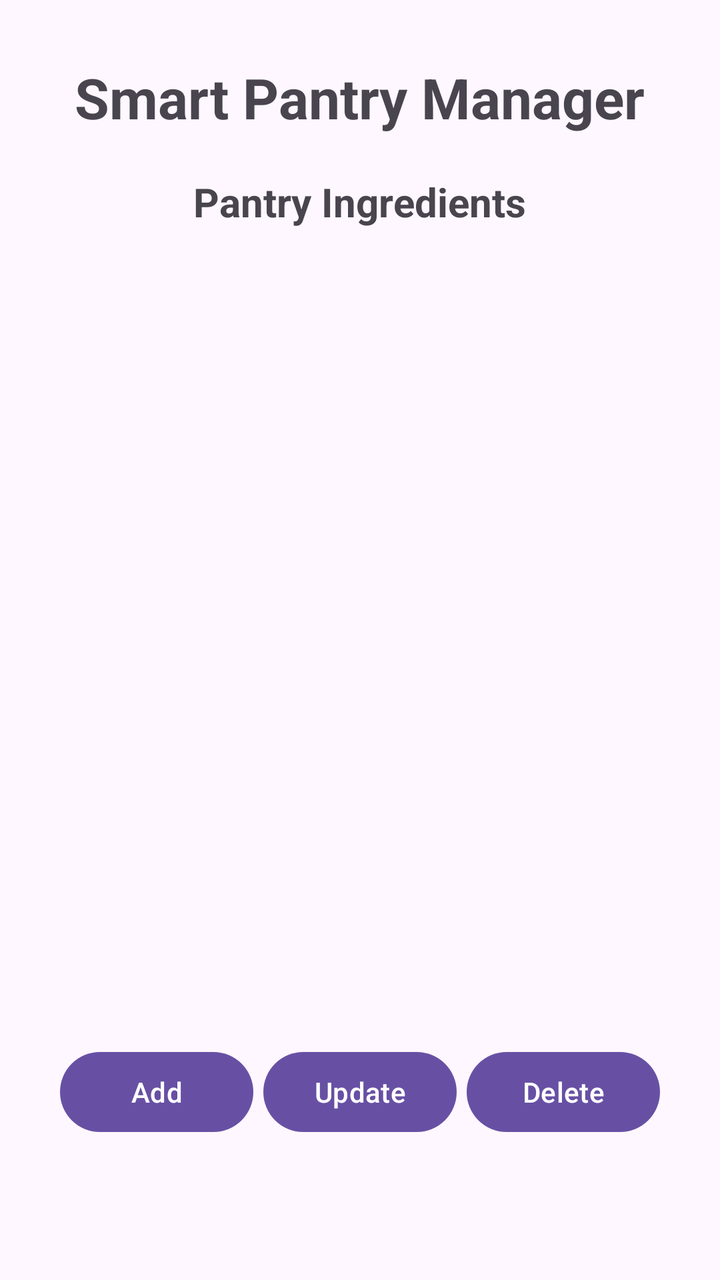
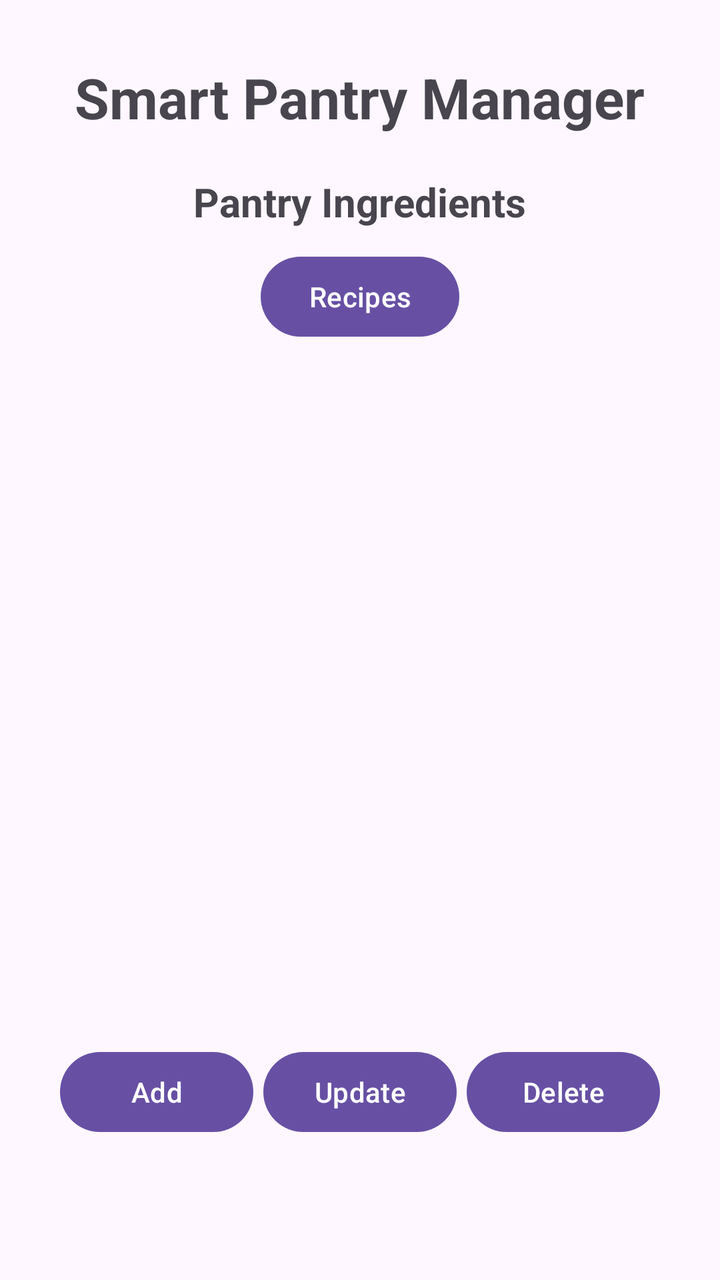

Two renders of the same Android screen: before a commit and after it. Below are the layout's source before the change and the commit's diff.
<!-- AndroidManifest.xml: application theme Theme.SmartPantryManager -->
<!-- res/layout/activity_main.xml -->
<?xml version="1.0" encoding="utf-8"?>
<LinearLayout xmlns:android="http://schemas.android.com/apk/res/android"
    xmlns:app="http://schemas.android.com/apk/res-auto"
    xmlns:tools="http://schemas.android.com/tools"
    android:id="@+id/main"
    android:orientation="vertical"
    android:gravity="center"
    android:padding="30dp"
    android:layout_width="match_parent"
    android:layout_height="match_parent"
    tools:context=".MainActivity">

    <TextView
        android:id="@+id/Title"
        android:text="Smart Pantry Manager"
        android:textSize="28sp"
        android:textStyle="bold"
        android:layout_marginBottom="20dp"
        android:layout_width="wrap_content"
        android:layout_height="wrap_content" />

    <TextView
        android:id="@+id/Pantry"
        android:text="Pantry Ingredients"
        android:textSize="20sp"
        android:textStyle="bold"
        android:layout_marginBottom="10dp"
        android:layout_width="wrap_content"
        android:layout_height="wrap_content" />

    <androidx.recyclerview.widget.RecyclerView
        android:id="@+id/recyclerIngredients"
        android:layout_weight="1"
        android:layout_width="match_parent"
        android:layout_height="0dp" />

    <LinearLayout
        android:orientation="horizontal"
        android:layout_marginBottom="20dp"
        android:layout_width="match_parent"
        android:layout_height="wrap_content">
    <Button
        android:id="@+id/btnAddIngredient"
        android:text="Add"
        android:layout_marginBottom="20dp"
        android:layout_marginEnd="5dp"
        android:layout_width="0dp"
        android:layout_height="wrap_content"
        android:layout_weight="1"/>
    <Button
        android:id="@+id/btnUpdateIngredient"
        android:text="Update"
        android:layout_marginBottom="20dp"
        android:layout_marginEnd="5dp"
        android:layout_width="0dp"
        android:layout_height="wrap_content"
        android:layout_weight="1"/>
    <Button
        android:id="@+id/btnDeleteIngredient"
        android:text="Delete"
        android:layout_marginBottom="20dp"
        android:layout_width="0dp"
        android:layout_height="wrap_content"
        android:layout_weight="1"/>

    </LinearLayout>

</LinearLayout>
<!-- resources referenced by this layout -->
<resources>
  <style name="Theme.SmartPantryManager" parent="Base.Theme.SmartPantryManager" />
  <style name="Base.Theme.SmartPantryManager" parent="Theme.Material3.DayNight.NoActionBar">
          
          
      </style>
</resources>

<!-- the commit's change to res/layout/activity_main.xml (unified diff, before → after) -->
@@ -21,12 +21,19 @@
 
     <TextView
         android:id="@+id/Pantry"
+        android:layout_width="wrap_content"
+        android:layout_height="wrap_content"
+        android:layout_marginBottom="10dp"
         android:text="Pantry Ingredients"
         android:textSize="20sp"
-        android:textStyle="bold"
-        android:layout_marginBottom="10dp"
+        android:textStyle="bold" />
+
+    <Button
+        android:id="@+id/btnRecipes"
         android:layout_width="wrap_content"
-        android:layout_height="wrap_content" />
+        android:layout_height="wrap_content"
+        android:layout_marginBottom="20dp"
+        android:text="Recipes" />
 
     <androidx.recyclerview.widget.RecyclerView
         android:id="@+id/recyclerIngredients"
